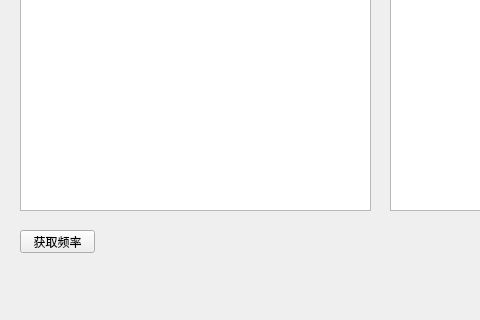
First picture: the form in Visadll/widget.ui, repository shuanglengyunji/DeviceOpr, before the edit; both pictures show x 0 to 480 and y 140 to 460 of the 807 by 460 pixel window.
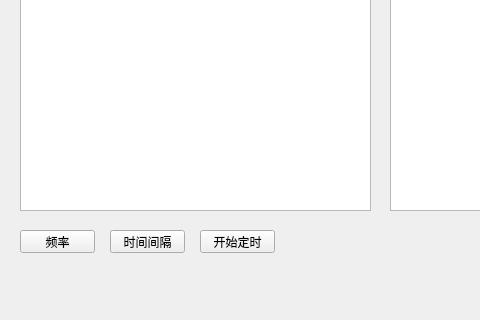
Second picture: the form after the edit.

Commit message: 完成自动测量

What changed in the file:
```diff
--- a/Visadll/widget.ui
+++ b/Visadll/widget.ui
@@ -101,7 +101,33 @@
     </rect>
    </property>
    <property name="text">
-    <string>获取频率</string>
+    <string>频率</string>
+   </property>
+  </widget>
+  <widget class="QPushButton" name="Time_Interval">
+   <property name="geometry">
+    <rect>
+     <x>110</x>
+     <y>370</y>
+     <width>75</width>
+     <height>23</height>
+    </rect>
+   </property>
+   <property name="text">
+    <string>时间间隔</string>
+   </property>
+  </widget>
+  <widget class="QPushButton" name="Timer_button">
+   <property name="geometry">
+    <rect>
+     <x>200</x>
+     <y>370</y>
+     <width>75</width>
+     <height>23</height>
+    </rect>
+   </property>
+   <property name="text">
+    <string>开始定时</string>
    </property>
   </widget>
  </widget>
```
The commit also changes 2 other files.
